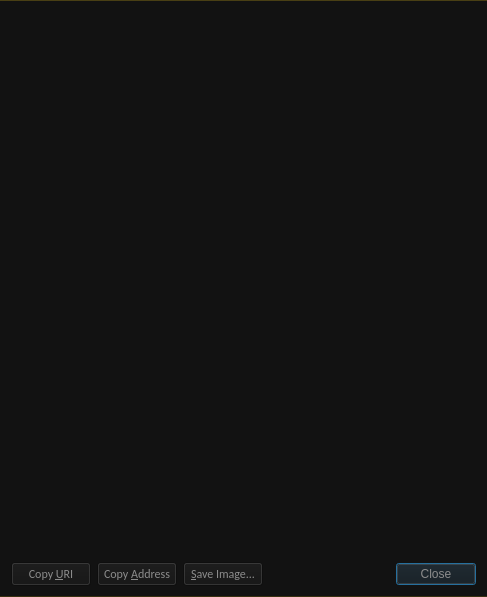
Before: the Qt Designer form fennec/qt/forms/receiverequestdialog.ui in FennecBlockchain/Fennec, drawn with Qt 5.
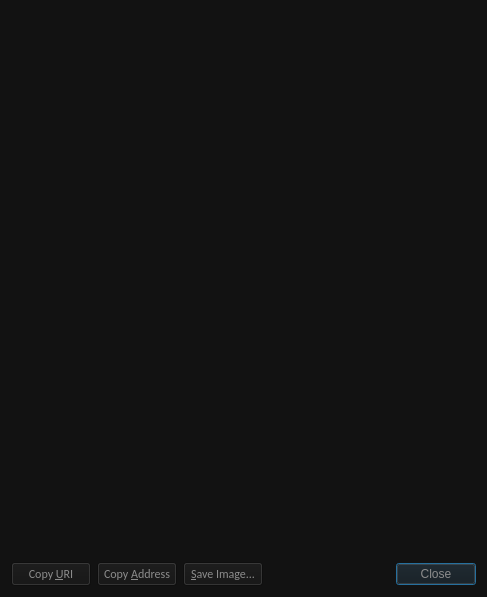
After: the same form once the commit is applied. Icons and pictures are not drawn. Custom widgets are drawn as their Qt base class.

Diff of the .ui file:
```diff
--- a/fennec/qt/forms/receiverequestdialog.ui
+++ b/fennec/qt/forms/receiverequestdialog.ui
@@ -19,7 +19,8 @@
    <bool>false</bool>
   </property>
   <property name="styleSheet">
-   <string notr="true">QDialog { border-bottom: 1.4px solid #414141; border-top: 1.4px solid #0A0A0A; border-bottom-color: qlineargradient(x1:0, y1:0, x2:0, y2:0.8, stop: 0 rgba(255,212,39,0.5), stop: 1 rgba(10,10,10,1.0)); border-top-color: qlineargradient(x1:0, y1:1, x2:0, y2:0, stop: 0 rgba(255,212,39,0.5), stop: 1 rgba(10,10,10,1.0)); background-color:#121212;  } </string>
+   <string notr="true">QDialog { background-color:#121212; border: 0;  } 
+</string>
   </property>
   <property name="pixmap" stdset="0">
    <pixmap resource="../bitcoin.qrc">:/icons/sendcoin_background</pixmap>
```
Left out of the diff: 7 changed lines with no effect on the pictures.
